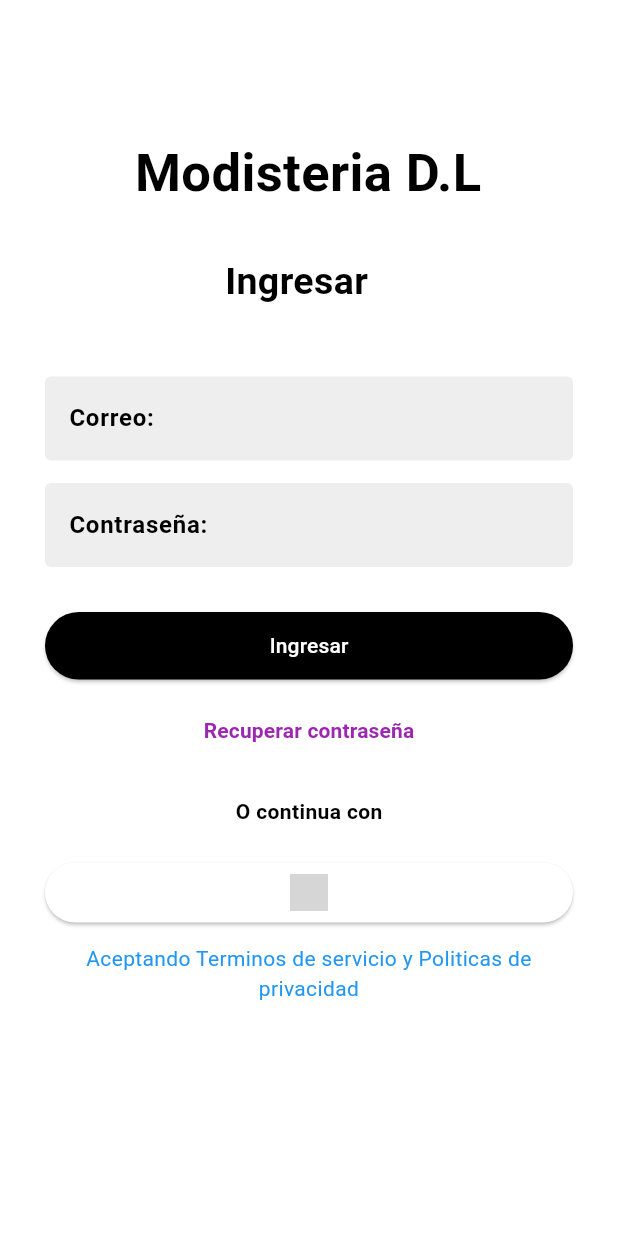
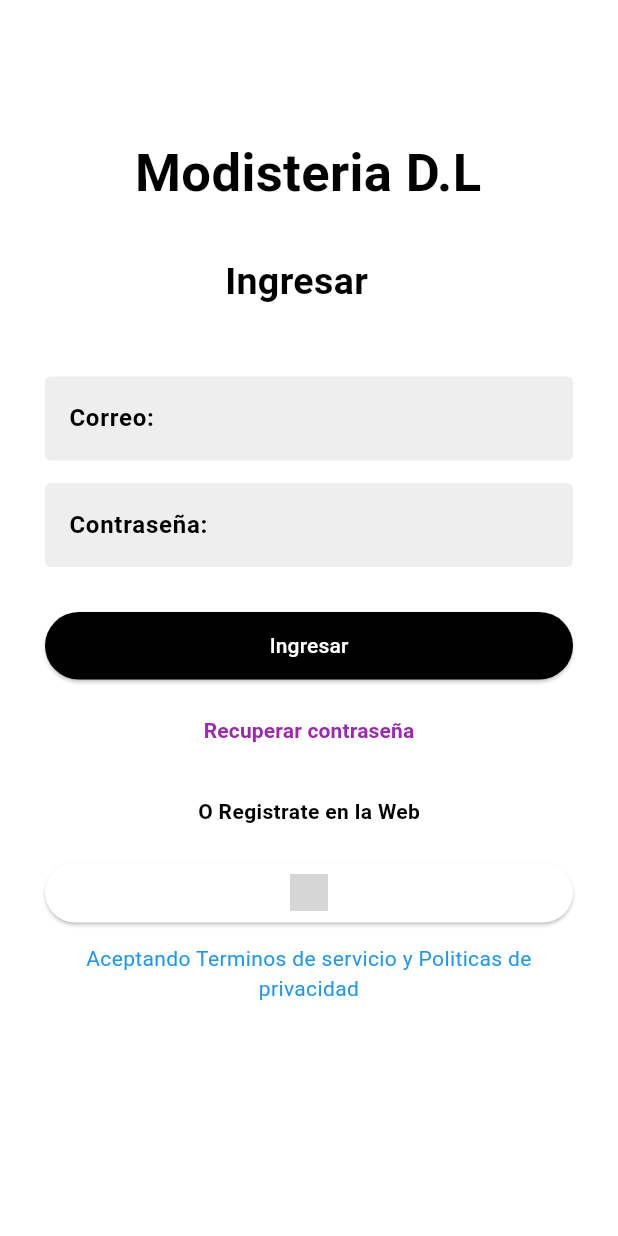
Before and after one commit to PatitoDestructor/ModisteriaMovil, a Flutter app: the screen it shows after launch, on a phone screen of 412 x 824 dp. Run offline on Flutter 3.47's test engine with Material 3 defaults, Android fonts, the phone set to English and light mode, and no system bars; our stand-ins replace awesome_dialog, shared_preferences; missing offline and left inert: bcrypt, jwt_decode; accounts and stored records are empty; network calls fail; Roboto replaces fonts that are missing (Raleway); grey boxes are pictures that could not be loaded.

Commit message:
flutter 100% terminado (ahora si)

```diff
--- a/lib/main.dart
+++ b/lib/main.dart
@@ -334,7 +334,7 @@ Future<void> verificarToken() async {
                     Container(
                       margin: const EdgeInsets.only(bottom: 0),
                       child: const Text(
-                        'O continua con',
+                        'O Registrate en la Web',
                         style: TextStyle(
                             fontWeight: FontWeight.bold,
                             fontSize: 14,
@@ -348,7 +348,7 @@ Future<void> verificarToken() async {
                         onPressed: () {},
                         child: const Image(
                           image: NetworkImage(
-                              'https://image.similarpng.com/very-thumbnail/2020/06/Logo-google-icon-PNG.png'),
+                              'https://w7.pngwing.com/pngs/639/449/png-transparent-computer-icons-website-icon-text-globe-symmetry.png'),
                           height: 25,
                         ),
                       ),
```
Also changed, not shown: lib/domicilio.dart (+4 -3 lines), lib/index.dart (+27 -2 lines).
